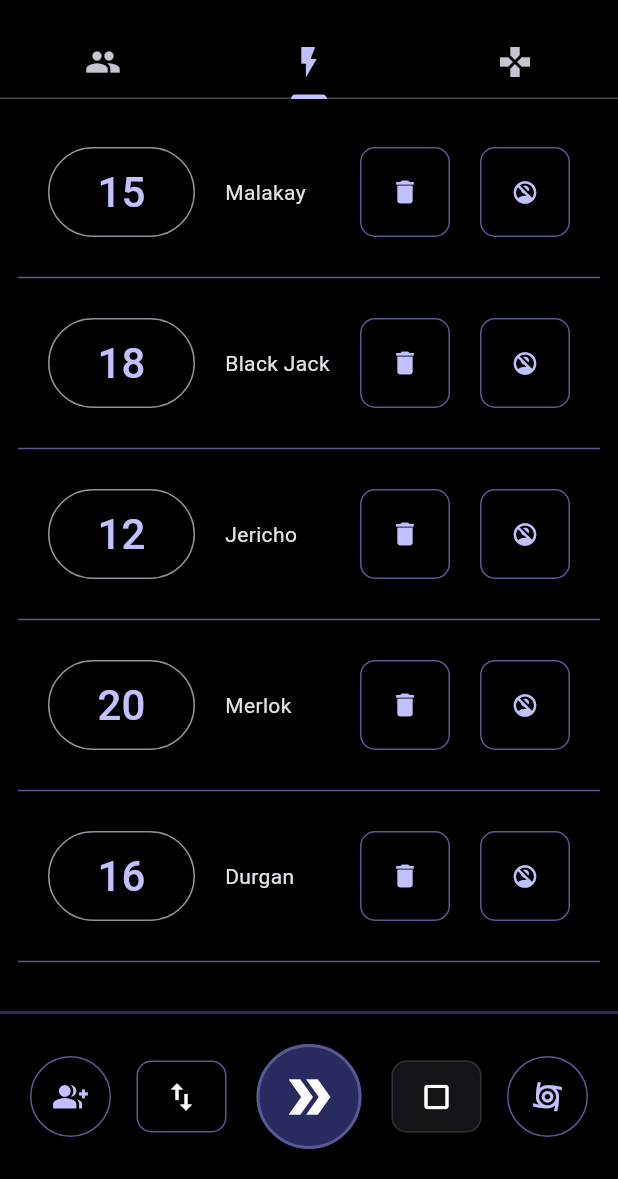
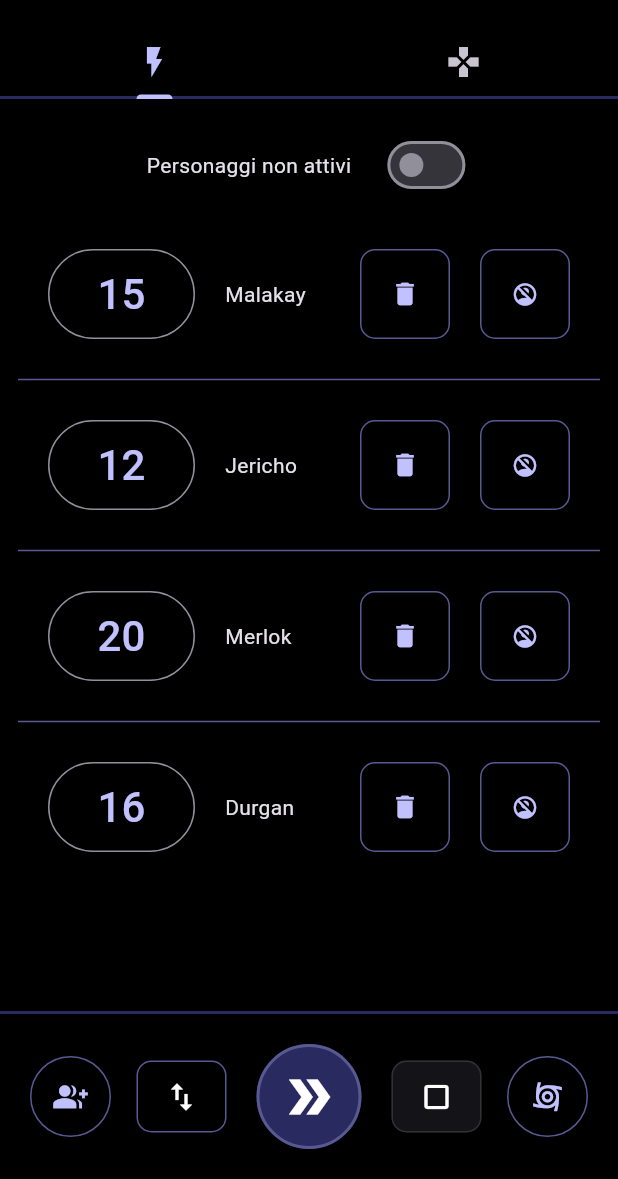
Before and after one commit to DckCanal/dm_assistant, a Flutter app: the screen it shows after launch, on a phone screen of 412 x 824 dp, the part 57-1236 px from its top. Run offline on Flutter 3.47's test engine with Material 3 defaults, Android fonts, the phone set to English and light mode, and no system bars; our stand-ins replace flutter_colorpicker.

```diff
--- a/lib/app_state.dart
+++ b/lib/app_state.dart
@@ -10,6 +10,12 @@ class AppState extends ChangeNotifier {
   final Color defaultColor = const Color.fromARGB(255, 13, 0, 133);
   Color? userColor;
   String campaignTitle = 'Nuova campagna';
+  bool showDisabledChar = false;
+
+  void setDisabledChar(bool newValue) {
+    showDisabledChar = newValue;
+    notifyListeners();
+  }
 
   void setCampaignTitle(String newTitle) {
     campaignTitle = newTitle;
--- a/lib/char_tile.dart
+++ b/lib/char_tile.dart
@@ -1,58 +1,61 @@
 import 'package:flutter/material.dart';
 import 'character.dart';
 import 'rect_button.dart';
+import 'app_state.dart';
+import 'package:provider/provider.dart';
 
 class CharTile extends StatelessWidget {
   final Character character;
-  final VoidCallback onDelete, onEnable, onDisable;
-  final void Function(int) onSetInitiativeScore;
+  // final VoidCallback onDelete, onEnable, onDisable;
+  // final void Function(int) onSetInitiativeScore;
   final bool roundOwner;
 
   const CharTile(
       {required this.character,
-      required this.onDelete,
-      required this.onEnable,
-      required this.onDisable,
-      required this.onSetInitiativeScore,
+      // required this.onDelete,
+      // required this.onEnable,
+      // required this.onDisable,
+      // required this.onSetInitiativeScore,
       this.roundOwner = false,
       super.key});
 
   @override
   Widget build(BuildContext context) {
+    var appState = context.watch<AppState>();
     return LayoutBuilder(builder: (context, constraints) {
-      return AnimatedContainer(
-        duration: const Duration(milliseconds: 200),
+      return Container(
+        height: 100,
         decoration: BoxDecoration(
           color: !character.enabled
               ? Theme.of(context).colorScheme.surface
               : (roundOwner == true
                   ? Theme.of(context).colorScheme.onPrimary
                   : Colors.black),
-          border: constraints.maxWidth <= 600
-              ? null
-              : Border.all(
-                  color: character.enabled
-                      ? Theme.of(context).colorScheme.inversePrimary
-                      : Theme.of(context).colorScheme.onInverseSurface,
-                  width: 2),
+          border: //constraints.maxWidth <= 600 ?
+              null,
+          // : Border.all(
+          //     color: character.enabled
+          //         ? Theme.of(context).colorScheme.inversePrimary
+          //         : Theme.of(context).colorScheme.onInverseSurface,
+          //     width: 2),
           borderRadius: BorderRadius.circular(10),
-          boxShadow: roundOwner && constraints.maxWidth > 600
-              ? [
-                  BoxShadow(
-                    color: Theme.of(context)
-                        .colorScheme
-                        .inversePrimary
-                        .withOpacity(0.2),
-                    spreadRadius: 3,
-                    blurRadius: 4,
-                    offset: const Offset(2, 3),
+          // boxShadow: roundOwner && constraints.maxWidth > 600
+          //     ? [
+          //         BoxShadow(
+          //           color: Theme.of(context)
+          //               .colorScheme
+          //               .inversePrimary
+          //               .withOpacity(0.2),
+          //           spreadRadius: 3,
+          //           blurRadius: 4,
+          //           offset: const Offset(2, 3),
+          //         ),
+          //       ]
+          //     : null,
+          boxShadow: null,
         ),
-                ]
-              : null,
-        ),
-        child: SizedBox(
-          height: 100,
-          child: Container(
+        //color: Colors.green,
+        //width: ,
         padding: const EdgeInsets.symmetric(horizontal: 20),
         child: Row(children: [
           OutlinedButton(
@@ -67,7 +70,8 @@ class CharTile extends StatelessWidget {
                 },
               );
               if (result != null) {
-                    onSetInitiativeScore(result);
+                //onSetInitiativeScore(result);
+                appState.setCharacterInitiativeScore(character, result);
               }
             },
             child: SizedBox(
@@ -88,7 +92,7 @@ class CharTile extends StatelessWidget {
             primary: false,
             height: 60,
             width: 60,
-                onPressed: onDelete,
+            onPressed: () => appState.removeCharacter(character),
             icon: const Icon(
               Icons.delete,
               size: 20,
@@ -97,7 +101,9 @@ class CharTile extends StatelessWidget {
           const SizedBox(width: 20),
           RectButton(
               primary: false,
-                  onPressed: character.enabled ? onDisable : onEnable,
+              onPressed: character.enabled
+                  ? () => appState.disableCharacter(character)
+                  : () => appState.enableCharacter(character),
               height: 60,
               width: 60,
               icon: const Icon(Icons.no_accounts))
@@ -111,8 +117,6 @@ class CharTile extends StatelessWidget {
         //     ),
         //   ],
         // ),
-          ),
-        ),
       );
     });
   }
--- a/lib/character_view.dart
+++ b/lib/character_view.dart
@@ -65,19 +65,6 @@ class _CharacterViewState extends State<CharacterView> {
                 itemBuilder: (context, index) {
                   return CharTile(
                     character: characters[index],
-                    onDelete: () {
-                      appState.removeCharacter(characters[index]);
-                    },
-                    onEnable: () {
-                      appState.enableCharacter(characters[index]);
-                    },
-                    onDisable: () {
-                      appState.disableCharacter(characters[index]);
-                    },
-                    onSetInitiativeScore: (int initiativeScore) {
-                      appState.setCharacterInitiativeScore(
-                          characters[index], initiativeScore);
-                    },
                     roundOwner:
                         index == appState.currentTurn && appState.inCombat,
                   );
--- a/lib/data.dart
+++ b/lib/data.dart
@@ -5,14 +5,14 @@ import 'dice.dart';
 List<Character> getCharacters() {
   return [
     Character(2, 'Malakay', 15),
-    Character(3, 'Black Jack', 18),
+    //Character(3, 'Black Jack', 18),
     Character(1, 'Jericho', 12),
     Character(4, 'Merlok', 20),
     Character(2, 'Durgan', 16),
-    Character(2, 'Beholder', 16),
-    Character(1, 'Tarrasque', 17),
-    Character(6, 'Demogorgon', 7),
-    Character(1, 'Lucifer', 12),
+    // Character(2, 'Beholder', 16),
+    // Character(1, 'Tarrasque', 17),
+    // Character(6, 'Demogorgon', 7),
+    // Character(1, 'Lucifer', 12),
   ];
 }
 
--- a/lib/home_page.dart
+++ b/lib/home_page.dart
@@ -15,10 +15,11 @@ class HomePage extends StatelessWidget {
     var appState = context.watch<AppState>();
     return Builder(builder: (context) {
       return DefaultTabController(
-        length: 3,
-        initialIndex: 1,
+        length: 2,
+        initialIndex: 0,
         child: Scaffold(
           appBar: AppBar(
+            // elevation: 1,
             title: TextButton(
                 onPressed: () async {
                   final result = await showDialog<String>(
@@ -56,9 +57,14 @@ class HomePage extends StatelessWidget {
                 },
               ),
             ],
-            bottom: const TabBar(
-              tabs: [
-                Tab(icon: Icon(Icons.people)),
+            bottom: TabBar(
+              // indicator: UnderlineTabIndicator(
+              //   borderSide: BorderSide(color: Colors.red, width: 3),
+              // ),
+              dividerColor: Theme.of(context).colorScheme.onPrimary,
+              dividerHeight: 2,
+              tabs: const [
+                //Tab(icon: Icon(Icons.people)),
                 Tab(icon: Icon(Icons.flash_on_outlined)),
                 Tab(icon: Icon(Icons.gamepad)),
               ],
@@ -66,7 +72,7 @@ class HomePage extends StatelessWidget {
           ),
           body: TabBarView(
             children: [
-              const CharacterView(),
+              //const CharacterView(),
               const InitiativeTracker(),
               DiceRoller(),
             ],
--- a/lib/initiative_tracker.dart
+++ b/lib/initiative_tracker.dart
@@ -10,22 +10,25 @@ class InitiativeTracker extends StatelessWidget {
 
   @override
   Widget build(BuildContext context) {
+    var appState = context.watch<AppState>();
     return Container(
       color: Colors.black,
       child: Column(children: [
-        Expanded(
-          child: LayoutBuilder(builder: (context, constraints) {
-            return const Row(
+        // const SizedBox(height: 20),
+        // Text(appState.inCombat ? 'In combattimento' : 'Fuori combattimento'),
+        const SizedBox(height: 20),
+        Row(
+          mainAxisAlignment: MainAxisAlignment.center,
           children: [
-                // constraints.maxWidth >= 800
-                //     ? const DisabledCharacterList()
-                //     : const DisabledCharacterDrawer(),
-                Expanded(
-                  child: ActiveCharacterList(),
+            const Text('Personaggi non attivi'),
+            const SizedBox(width: 20),
+            Switch(
+                value: appState.showDisabledChar,
+                onChanged: appState.setDisabledChar),
+          ],
         ),
-              ],
-            );
-          }),
+        const Expanded(
+          child: CharacterList(),
         ),
         const InitiativeTrackerControlBar(),
       ]),
@@ -111,48 +114,49 @@ class InitiativeTracker extends StatelessWidget {
 //   }
 // }
 
-class ActiveCharacterList extends StatelessWidget {
-  const ActiveCharacterList({super.key});
+class CharacterList extends StatelessWidget {
+  const CharacterList({super.key});
 
   @override
   Widget build(BuildContext context) {
     var appState = context.watch<AppState>();
-    List<Character> characters =
-        appState.characters.where((char) => char.enabled).toList();
+    List<Character> characters = appState.characters
+        .where((char) => appState.showDisabledChar ? true : char.enabled)
+        .toList();
+
     return LayoutBuilder(builder: (context, constraints) {
-      return Padding(
+      return Container(
         padding: const EdgeInsets.all(12.0),
+        constraints: const BoxConstraints(maxWidth: 800),
         child: ListView.separated(
             key: const PageStorageKey('InitiativeTrackerListView'),
             itemCount: characters.length,
             controller: appState.scrollController,
             separatorBuilder: (BuildContext context, int index) {
-            return constraints.maxWidth > 600
-                ? const SizedBox(height: 10)
-                : Divider(
+              return //constraints.maxWidth > 600
+                  //? const SizedBox(height: 10) :
+                  Divider(
                 color: Theme.of(context).colorScheme.inversePrimary,
                 height: 14,
               );
             },
+// child: AnimatedList(
             itemBuilder: (context, index) {
               return CharTile(
                 character: characters[index],
-              onDelete: () {
-                appState.removeCharacter(characters[index]);
-              },
-              onEnable: () {
-                appState.enableCharacter(characters[index]);
-              },
-              onDisable: () {
-                appState.disableCharacter(characters[index]);
-              },
-              onSetInitiativeScore: (int initiativeScore) {
-                appState.setCharacterInitiativeScore(
-                    characters[index], initiativeScore);
-              },
                 roundOwner: index == appState.currentTurn && appState.inCombat,
               );
-          },
+            }
+            // initialItemCount: characters.length,
+            // itemBuilder: (context, index, animation) {
+            //   return FadeTransition(
+            //     opacity: Animation(),
+            //     child: CharTile(
+            //       character: characters[index],
+            //       roundOwner: index == appState.currentTurn && appState.inCombat,
+            //     ),
+            //   );
+            // },
             ),
       );
     });
--- a/lib/rect_button.dart
+++ b/lib/rect_button.dart
@@ -28,6 +28,7 @@ class RectButton extends StatelessWidget {
         onPressed: onPressed,
         style: ButtonStyle(
           padding: MaterialStateProperty.all(EdgeInsets.zero),
+          elevation: MaterialStateProperty.all(0),
           backgroundColor: MaterialStateProperty.resolveWith<Color>(
             (Set<MaterialState> states) {
               if (states.contains(MaterialState.disabled)) {
--- a/lib/round_button.dart
+++ b/lib/round_button.dart
@@ -22,6 +22,7 @@ class RoundButton extends StatelessWidget {
         onPressed: onPressed,
         style: ButtonStyle(
           padding: MaterialStateProperty.all(EdgeInsets.zero),
+          elevation: MaterialStateProperty.all(0),
           backgroundColor: MaterialStateProperty.resolveWith<Color>(
             (Set<MaterialState> states) {
               if (states.contains(MaterialState.disabled)) {
```
Lines whose indentation alone changed are shown as unchanged.
